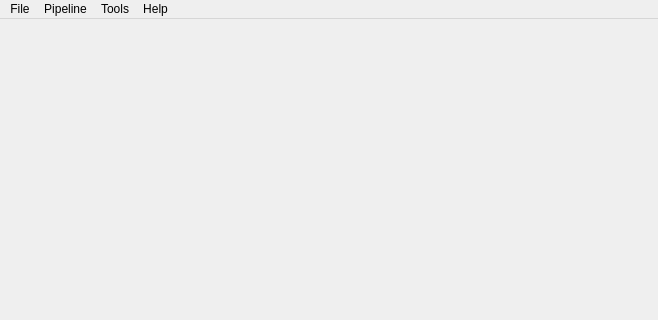
This is Source/Applications/DREAM3D/UI_Files/DREAM3D_UI.ui in BlueQuartzSoftware/DREAM3D as Qt 5 draws it before an edit; both pictures show x 0 to 658 and y 0 to 320 of the 658 by 627 pixel window. The edited form follows.
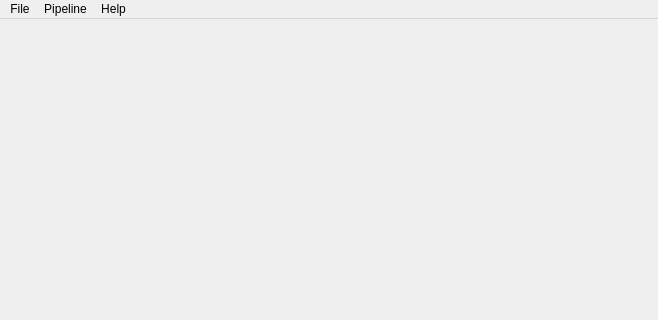
This is the edited form.

Commit message: Fix for the RawBinaryReader issue where reading at or after EOF causes an infinite loop and DREAM3D to hang.

Diff of the .ui file:
```diff
--- a/Source/Applications/DREAM3D/UI_Files/DREAM3D_UI.ui
+++ b/Source/Applications/DREAM3D/UI_Files/DREAM3D_UI.ui
@@ -75,15 +75,8 @@
     <addaction name="separator"/>
     <addaction name="actionCheck_For_Updates"/>
    </widget>
-   <widget class="QMenu" name="menuTools">
-    <property name="title">
-     <string>Tools</string>
-    </property>
-    <addaction name="action_OpenStatsGenerator"/>
-   </widget>
    <addaction name="menuFile"/>
    <addaction name="menuPipeline"/>
-   <addaction name="menuTools"/>
    <addaction name="menuHelp"/>
   </widget>
   <widget class="QStatusBar" name="statusbar"/>
```
The commit also changes 4 other files.
